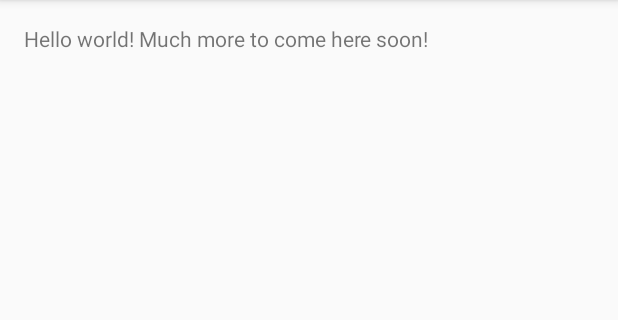
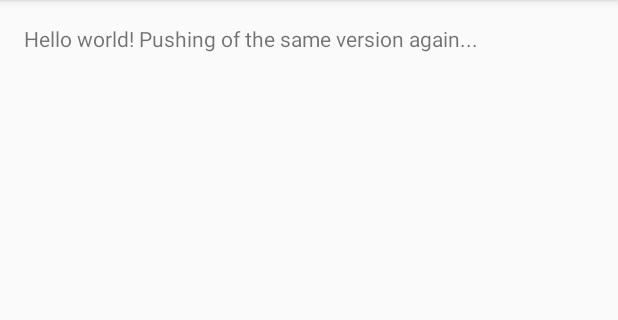
Before and after one commit to ekremney/touravel, an Android app: the screen it shows after launch (MainActivity), on a phone screen of 412 x 824 dp, the part 84-404 px from its top. Run offline under Robolectric (Android 15) with nearby library versions, the phone set to English and light mode, and no system bars.

Commit message:
Android first commit - again for training purposes

```diff
--- a/android/app/src/main/res/values/strings.xml
+++ b/android/app/src/main/res/values/strings.xml
@@ -2,7 +2,7 @@
 <resources>
 
     <string name="app_name">Touravel</string>
-    <string name="hello_world">Hello world! Much more to come here soon!</string>
+    <string name="hello_world">Hello world! Pushing of the same version again...</string>
     <string name="action_settings">Settings</string>
     <string name="title_activity_splash_screen">SplashScreen</string>
 
```
